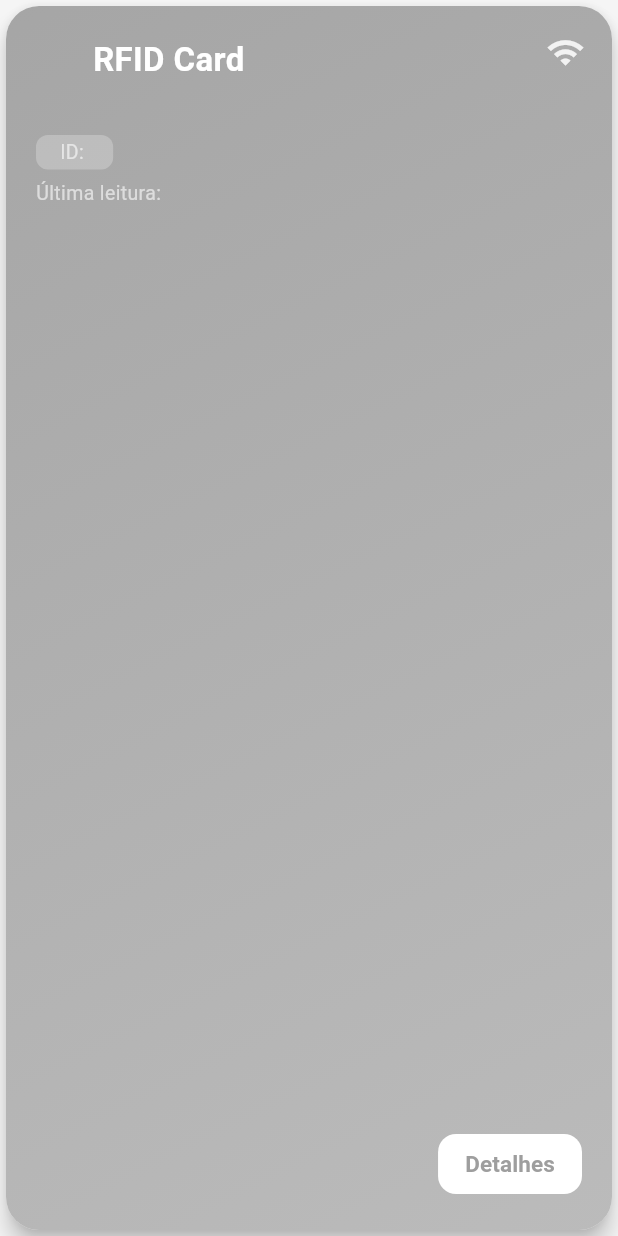
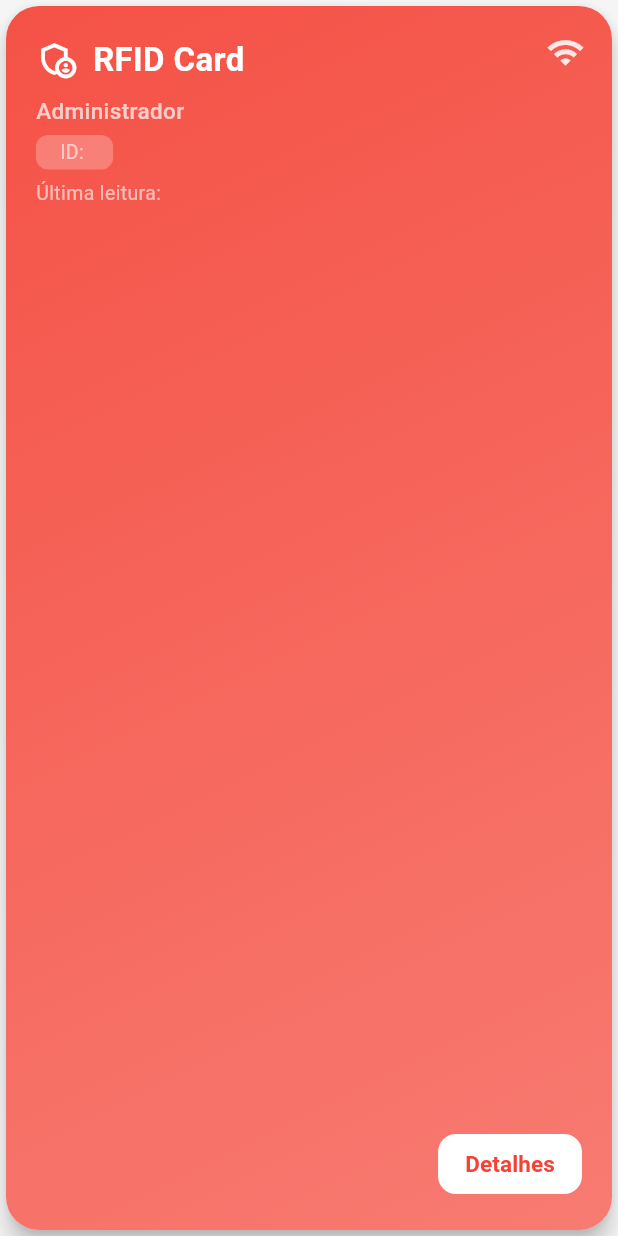
Before and after one commit to JamersonCarlos/Gestor-Equipamentos-UFRPE, a Flutter app: the RfidCardItem widget shown alone on an empty page, opened directly with empty values, on a phone screen of 412 x 824 dp. Run offline on Flutter 3.47's test engine with Material 3 defaults, Android fonts, the light colour scheme and no system bars; our stand-ins replace brasil_fields, fl_chart, go_router, lottie; network calls fail.

Commit message:
refacture: tratando niveis de acesso por cores no sistema

```diff
--- a/lib/presentation/providers/cards_provier.dart
+++ b/lib/presentation/providers/cards_provier.dart
@@ -17,6 +17,7 @@ class CardsProvider extends ChangeNotifier {
 
   void addCard(RfidCardInfo card) {
     _rfidCards.add(card);
+    _cardService.createCard(card);
     notifyListeners();
   }
 
@@ -33,10 +34,9 @@ class CardsProvider extends ChangeNotifier {
             (json) => RfidCardInfo(
               id: json.id.toString(),
               cardId: json.rfid,
-              accessLevel: json.nivelAcesso.label,
+              accessLevel: json.nivelAcesso,
               lastSeen: json.ultimaEntrada.toString(),
-              icon: json.nivelAcesso.icon,
-              color: json.nivelAcesso.color,
+              label: json.nivelAcesso.label,
             ),
           )
           .toList();
--- a/lib/presentation/screens/cards/widgets/rfid_card_item.dart
+++ b/lib/presentation/screens/cards/widgets/rfid_card_item.dart
@@ -1,20 +1,19 @@
 import 'package:flutter/material.dart';
+import 'package:gestor_uso_projetores_ufrpe/core/constants/access_level.dart';
 
 class RfidCardInfo {
   final String id;
   final String cardId;
-  final String accessLevel;
-  final String lastSeen;
-  final IconData icon;
-  final Color color;
+  final String label;
+  final AccessLevel accessLevel;
+  String? lastSeen;
 
   RfidCardInfo({
     required this.id,
     required this.cardId,
     required this.accessLevel,
-    required this.lastSeen,
-    required this.icon,
-    required this.color,
+    this.lastSeen,
+    required this.label,
   });
 }
 
@@ -35,8 +34,8 @@ class RfidCardItem extends StatelessWidget {
         decoration: BoxDecoration(
           gradient: LinearGradient(
             colors: [
-              cardInfo.color.withOpacity(0.92),
-              cardInfo.color.withOpacity(0.7),
+              cardInfo.accessLevel.color.withOpacity(0.92),
+              cardInfo.accessLevel.color.withOpacity(0.7),
             ],
             begin: Alignment.topLeft,
             end: Alignment.bottomRight,
@@ -51,7 +50,7 @@ class RfidCardItem extends StatelessWidget {
                 children: <Widget>[
                   Row(
                     children: [
-                      Icon(cardInfo.icon, color: Colors.white, size: 28),
+                      Icon(cardInfo.accessLevel.icon, color: Colors.white, size: 28),
                       const SizedBox(width: 10),
                       const Expanded(
                         child: Text(
@@ -68,7 +67,7 @@ class RfidCardItem extends StatelessWidget {
                   ),
                   const SizedBox(height: 8),
                   Text(
-                    cardInfo.accessLevel,
+                    cardInfo.accessLevel.label,
                     style: const TextStyle(
                       fontSize: 15,
                       color: Colors.white70,
@@ -107,7 +106,7 @@ class RfidCardItem extends StatelessWidget {
                     child: ElevatedButton(
                       style: ElevatedButton.styleFrom(
                         backgroundColor: Colors.white,
-                        foregroundColor: cardInfo.color,
+                        foregroundColor: cardInfo.accessLevel.color,
                         shape: RoundedRectangleBorder(
                           borderRadius: BorderRadius.circular(12),
                         ),
```
Also changed, not shown: lib/domain/entities/rfid_card.dart (+5 -3 lines), lib/presentation/screens/cards/widgets/add_card_modal.dart (+25 -75 lines), lib/services/card_service.dart (+8 -2 lines).
